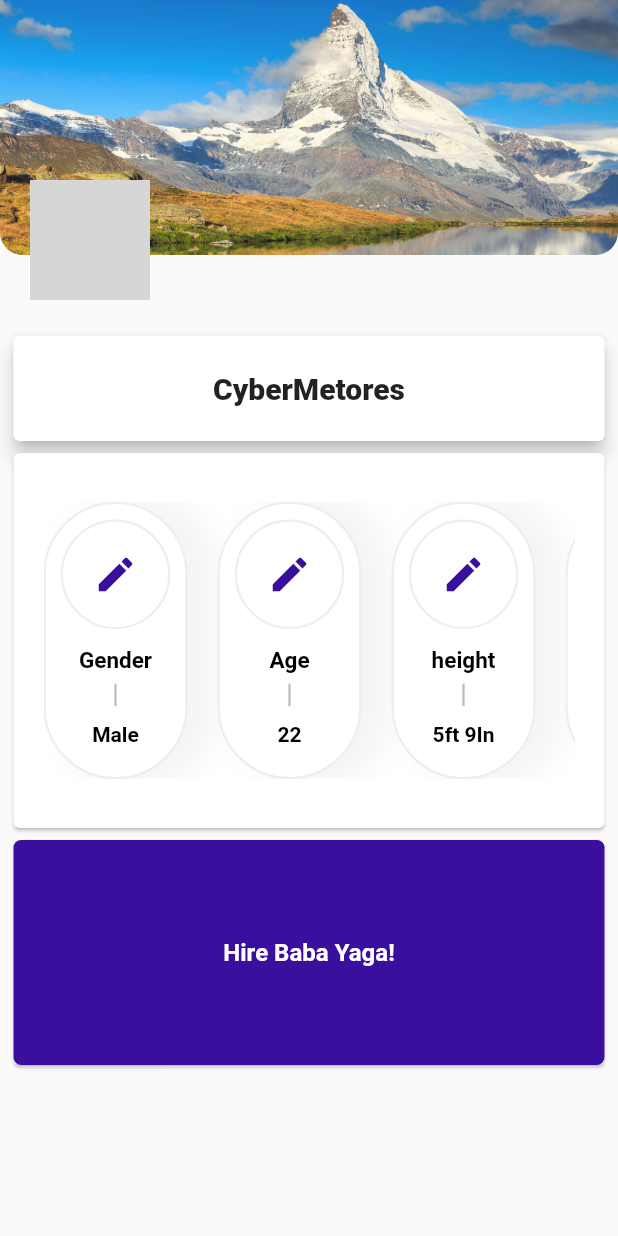
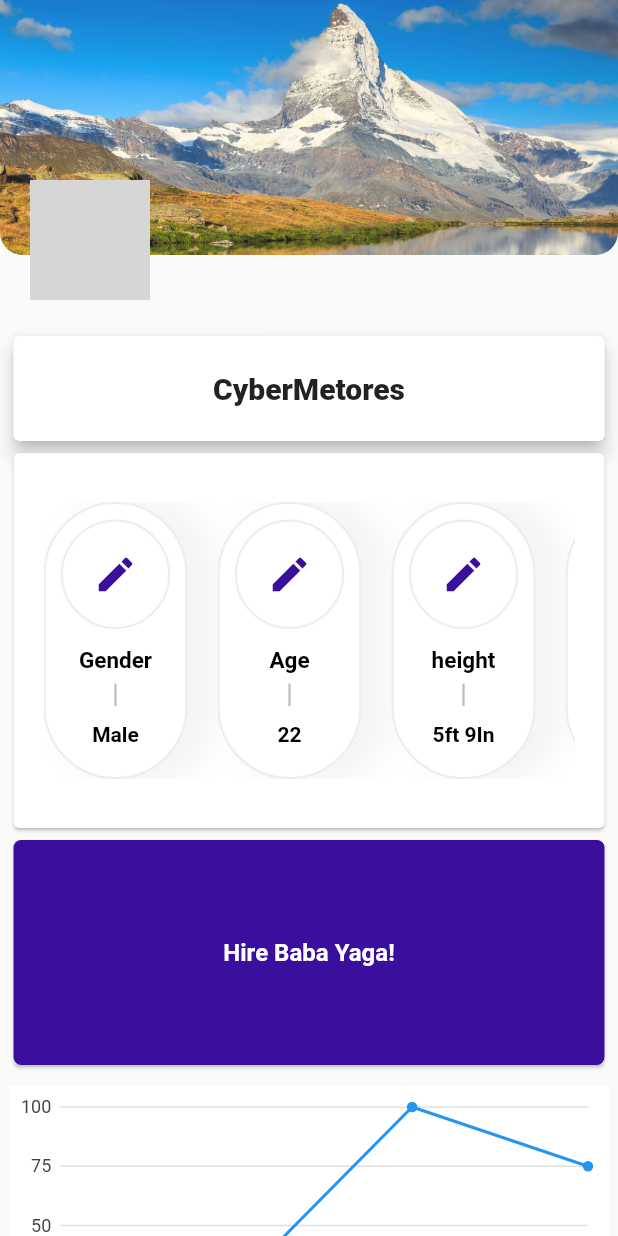
Before and after one commit to YasinGujjar/real_bodies, a Flutter app: the UserProfile screen opened directly, on a phone screen of 412 x 824 dp. Run offline on Flutter 3.47's test engine with Material 2 defaults, Android fonts, the phone set to English and light mode, and no system bars; our stand-ins replace charts_flutter, flutter_swiper, liquid_progress_indicator; Roboto replaces fonts that are missing (OpenSans); grey boxes are pictures that could not be loaded.

Commit message:
Merge branch 'master' of https://github.com/YasinGujjar/real_bodies
# Conflicts:
#	lib/main.dart

```diff
--- a/lib/main.dart
+++ b/lib/main.dart
@@ -2,14 +2,17 @@ import 'package:flutter/material.dart';
 import 'package:real_bodies/models/walkthrough.dart';
 import 'package:real_bodies/pages/daily_workout_plan.dart';
 import 'package:real_bodies/pages/exercise.dart';
+import 'package:real_bodies/pages/exercise_details.dart';
 import 'package:real_bodies/pages/food_diary_today.dart';
 import 'package:real_bodies/pages/starting_pages.dart';
 import 'package:real_bodies/theme/palette.dart';
+import 'package:real_bodies/ui/screens/desktop.dart';
 import 'package:real_bodies/ui/screens/gender_page.dart';
 import 'package:real_bodies/ui/screens/goal_page.dart';
 import 'package:real_bodies/ui/screens/user_profile.dart';
 import 'package:real_bodies/ui/screens/walk_screen.dart';
 import 'package:real_bodies/ui/widgets/count_down_timer.dart';
+import 'package:real_bodies/ui/widgets/weight_chart.dart';
 
 
 void main() => runApp(MyApp());
@@ -32,7 +35,7 @@ class MyApp extends StatelessWidget {
         primarySwatch: Colors.blue,
        // canvasColor: Colors.transparent,
       ),
-      home: StartingPages(),//MyHomePage(title: 'Demo'),
+      home: Desktop(),//MyHomePage(title: 'Demo'),
     );
   }
 }
--- a/lib/ui/screens/user_profile.dart
+++ b/lib/ui/screens/user_profile.dart
@@ -2,6 +2,7 @@ import "package:flutter/material.dart";
 import 'package:real_bodies/theme/palette.dart';
 import 'package:real_bodies/ui/screens/modal_trigger.dart';
 import 'package:real_bodies/ui/widgets/custom_flat_button.dart';
+import 'package:real_bodies/ui/widgets/weight_chart.dart';
 
 class UserProfile extends StatefulWidget {
   @override
@@ -114,7 +115,12 @@ children: <Widget>[
 
                 ),
               ),
-              SizedBox(height: 400.0,),
+              SizedBox(height: 10.0,),
+            Container(
+              child: WeightChart(),
+              height: 200,
+              width: 400,
+            ),
           ]
              ),
 ]
--- /dev/null
+++ b/lib/ui/widgets/weight_chart.dart
@@ -0,0 +1,64 @@
+import 'package:charts_flutter/flutter.dart' as charts;
+import 'package:flutter/material.dart';
+
+class WeightChart extends StatefulWidget {
+
+
+
+  @override
+  _WeightChartState createState() => _WeightChartState();
+}
+
+class _WeightChartState extends State<WeightChart> {
+   List<charts.Series<LinearSales, int>> seriesList;
+   bool animate;
+
+    _createSampleData() {
+     var data = [
+       new LinearSales(0, 5),
+       new LinearSales(1, 25),
+       new LinearSales(2, 100),
+       new LinearSales(3, 75),
+     ];
+
+       seriesList.add(charts.Series(
+         data: data,
+         id: 'Sales',
+         colorFn: (_, __) => charts.MaterialPalette.blue.shadeDefault,
+         domainFn: (LinearSales sales, _) => sales.year,
+         measureFn: (LinearSales sales, _) => sales.sales,
+
+       ));
+
+   }
+
+  @override
+  Widget build(BuildContext context) {
+      seriesList = List<charts.Series<LinearSales, int>>();
+     _createSampleData();
+    return new Container(
+      width: 200,
+      height: 200,
+      color: Colors.white,
+      child:
+    charts.LineChart(seriesList,
+        animate: animate,
+        defaultRenderer: new charts.LineRendererConfig(includePoints: true)),
+    );
+  }
+
+
+
+}
+
+
+
+
+
+/// Sample linear data type.
+class LinearSales {
+  final int year;
+  final int sales;
+
+  LinearSales(this.year, this.sales);
+}
```
Also changed, not shown: lib/pages/daily_workout_plan.dart (+16 -5 lines), lib/pages/exercise_details.dart (added, +80 -0 lines), lib/pages/food_diary_today.dart (+17 -17 lines).
